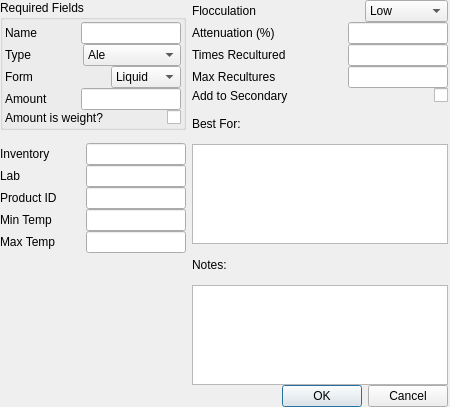
The window that ui/yeastEditor.ui (Brewtarget/brewtarget) describes before a commit, drawn with Qt 5.
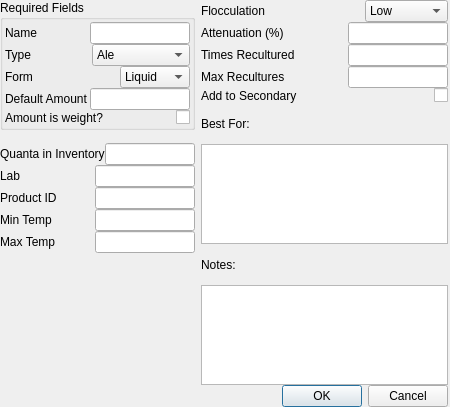
The same window after the commit.

Commit message: Changed GUI for clarity and consistency. i.e. Amount->Default Amount and Inventory->Amount in Inventory

```diff
--- a/ui/yeastEditor.ui
+++ b/ui/yeastEditor.ui
@@ -168,7 +168,7 @@
            <item>
             <widget class="QLabel" name="label_4">
              <property name="text">
-              <string>Amount</string>
+              <string>Default Amount</string>
              </property>
             </widget>
            </item>
@@ -253,7 +253,7 @@
         <item>
          <widget class="QLabel" name="label_inventory">
           <property name="text">
-           <string>Inventory</string>
+           <string>Quanta in Inventory</string>
           </property>
          </widget>
         </item>
```
The commit also changes 3 other files.
